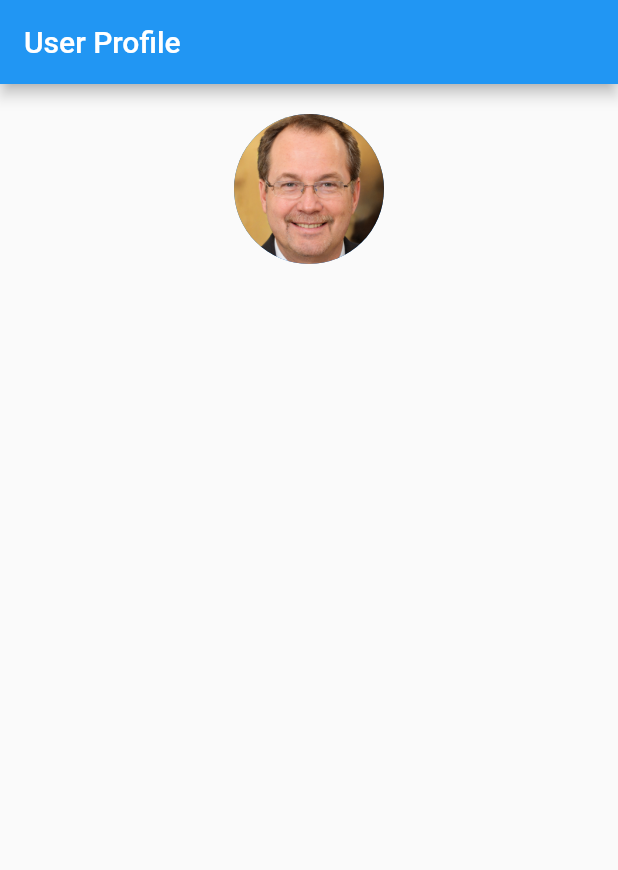
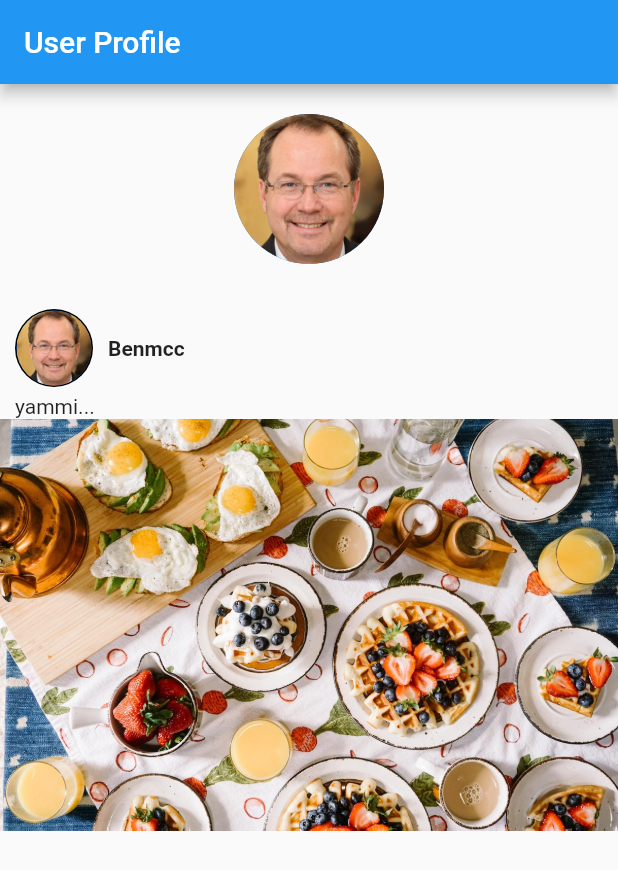
Before and after one commit to taldokh/twitter_clone, a Flutter app: the screen it shows after launch, on a phone screen of 412 x 824 dp. Shown: the top 870 px of the screen. Run offline on Flutter 3.47's test engine with Material 2 defaults, Android fonts, the light colour scheme and no system bars.

Commit message:
inserted the user's posts

```diff
--- a/FlutterFrontend/lib/screens/user_profile/user_profile.dart
+++ b/FlutterFrontend/lib/screens/user_profile/user_profile.dart
@@ -28,7 +28,8 @@ class UserProfile extends StatelessWidget {
                   radius: 50,
                   backgroundImage: this._user.imagePath.image,
                 ),
-              )
+              ),
+              Column(children: [..._fetchPosts()])
             ],
           ),
         ),
@@ -39,4 +40,20 @@ class UserProfile extends StatelessWidget {
   User _fetchUser(int userID) {
     return users.singleWhere((user) => user.id == userID);
   }
+
+  List<UserPost> _fetchPosts() {
+    return posts
+        .where((post) => post.userId == this._user.id)
+        .map((post) => UserPost(FetchedPost(_userImageById(post.userId),
+            _userNameById(post.userId), post.content)))
+        .toList();
+  }
+
+  Image _userImageById(int userId) {
+    return users.firstWhere((user) => user.id == userId).imagePath;
+  }
+
+  String _userNameById(int userId) {
+    return users.firstWhere((user) => user.id == userId).userName;
+  }
 }
```
